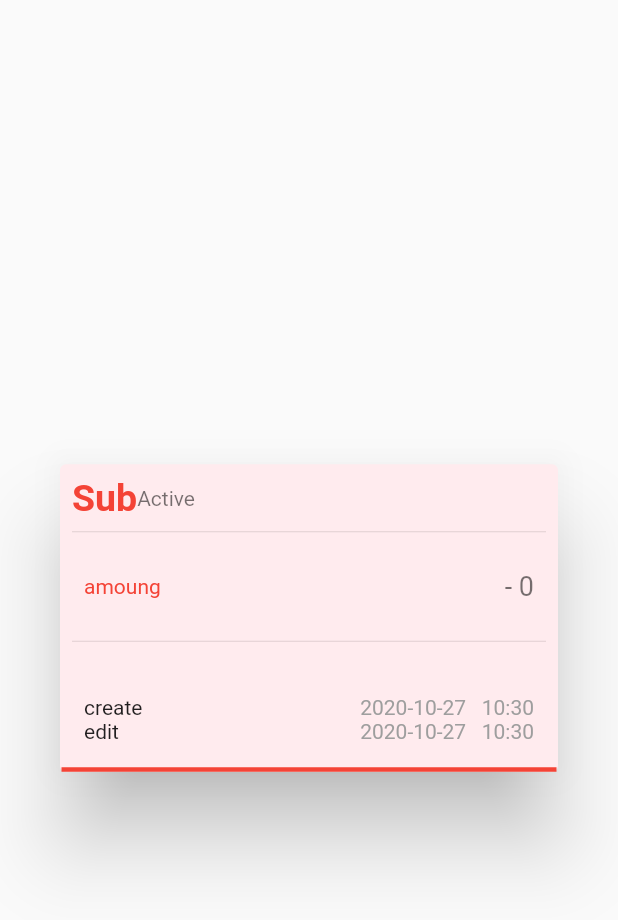
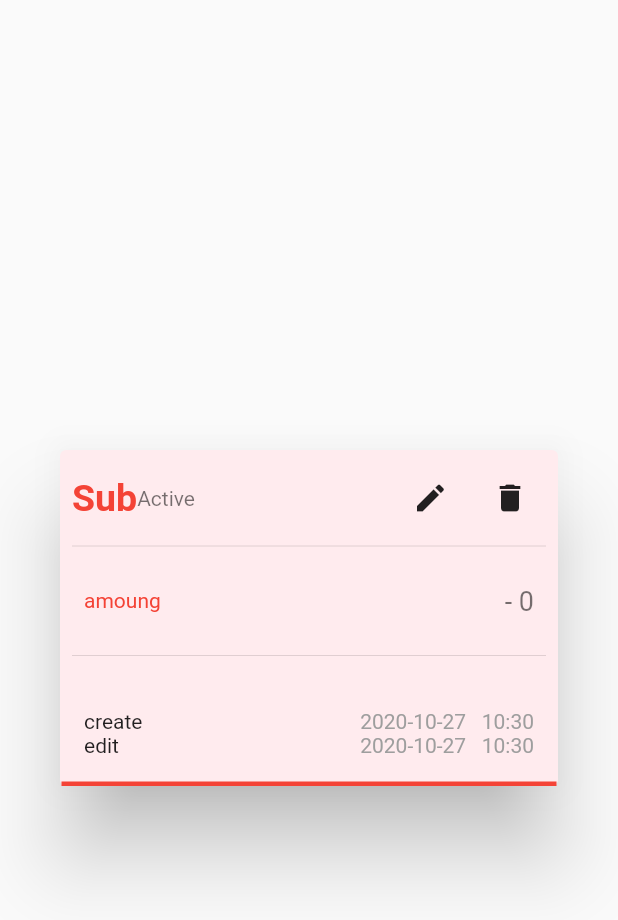
Before and after one commit to hpn33/money_tractor, a Flutter app: the TranslationDetailDialog widget shown alone on an empty page, opened directly with empty values, on a phone screen of 412 x 824 dp. Shown: the top 920 px of the screen. Run offline on Flutter 3.47's test engine with Material 2 defaults, Android fonts, the phone set to English and light mode, and no system bars; our stand-ins replace flutter_masked_text, flutter_riverpod, hooks_riverpod, sqflite; accounts and stored records are empty; statements that could not run were skipped.

Commit message:
edit & delete on translationDetailDialog

```diff
--- a/lib/src/widget/translationDetail.dart
+++ b/lib/src/widget/translationDetail.dart
@@ -1,6 +1,9 @@
 import 'package:flutter/material.dart';
 import 'package:intl/intl.dart';
 import 'package:money_tractor/service/db/model/Translation.dart';
+import 'package:money_tractor/src/panel/panel.dart';
+import 'package:money_tractor/src/widget/translationMenu/TranslationMenu.dart';
+import 'package:flutter_riverpod/flutter_riverpod.dart';
 
 class TranslationDetailDialog extends StatelessWidget {
   final Translation item;
@@ -30,7 +33,7 @@ class TranslationDetailDialog extends StatelessWidget {
             child: Column(
               mainAxisSize: MainAxisSize.min,
               children: [
-                typeInfo(color),
+                typeInfo(context, color),
                 Divider(),
                 amoungInfo(color),
                 Divider(),
@@ -124,10 +127,13 @@ class TranslationDetailDialog extends StatelessWidget {
     );
   }
 
-  Row typeInfo(MaterialColor color) {
+  Row typeInfo(BuildContext context, MaterialColor color) {
     final typeText = isIncome ? 'Add' : 'Sub';
 
     return Row(
+      mainAxisAlignment: MainAxisAlignment.spaceBetween,
+      children: [
+        Row(
           children: [
             Text(
               typeText,
@@ -140,9 +146,36 @@ class TranslationDetailDialog extends StatelessWidget {
             Text(
               isActive ? 'Active' : 'DeActive',
               style: TextStyle(
-            // fontSize: 18,
                 color: Colors.black54,
               ),
+            ),
+          ],
+        ),
+        Row(
+          children: [
+            IconButton(
+              icon: Icon(Icons.edit),
+              onPressed: () {
+                TranslationMenu.setItem(context, item);
+
+                Navigator.pop(context);
+
+                showDialog(
+                  context: context,
+                  builder: (c) => TranslationMenu(),
+                ).then((value) => context.refresh(Panel.listProvider));
+              },
+            ),
+            SizedBox(width: 5),
+            IconButton(
+              icon: Icon(Icons.delete),
+              onPressed: () async {
+                await item.delete(context);
+                context.refresh(Panel.listProvider);
+                Navigator.pop(context);
+              },
+            ),
+          ],
         ),
       ],
     );
--- a/lib/src/widget/translationMenu/TranslationMenu.dart
+++ b/lib/src/widget/translationMenu/TranslationMenu.dart
@@ -1,7 +1,5 @@
 import 'package:flutter/material.dart';
-import 'package:money_tractor/service/db/db_helper.dart';
 import 'package:money_tractor/service/db/model/Translation.dart';
-import 'package:money_tractor/src/panel/panel.dart';
 import 'component/activeButton.dart';
 import 'component/amoungInput.dart';
 import 'component/lastEdit.dart';
```
Also changed, not shown: lib/service/db/dao/TranslationDao.dart (+8 -0 lines), lib/service/db/model/Translation.dart (+7 -0 lines). Lines whose indentation alone changed are shown as unchanged.
